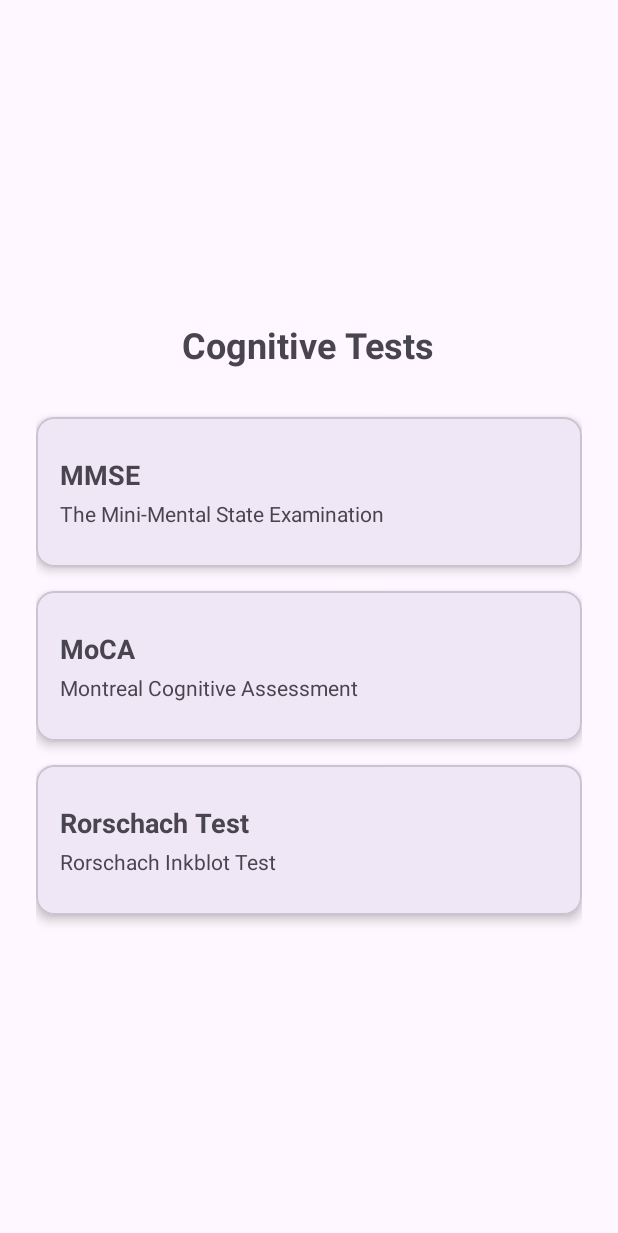
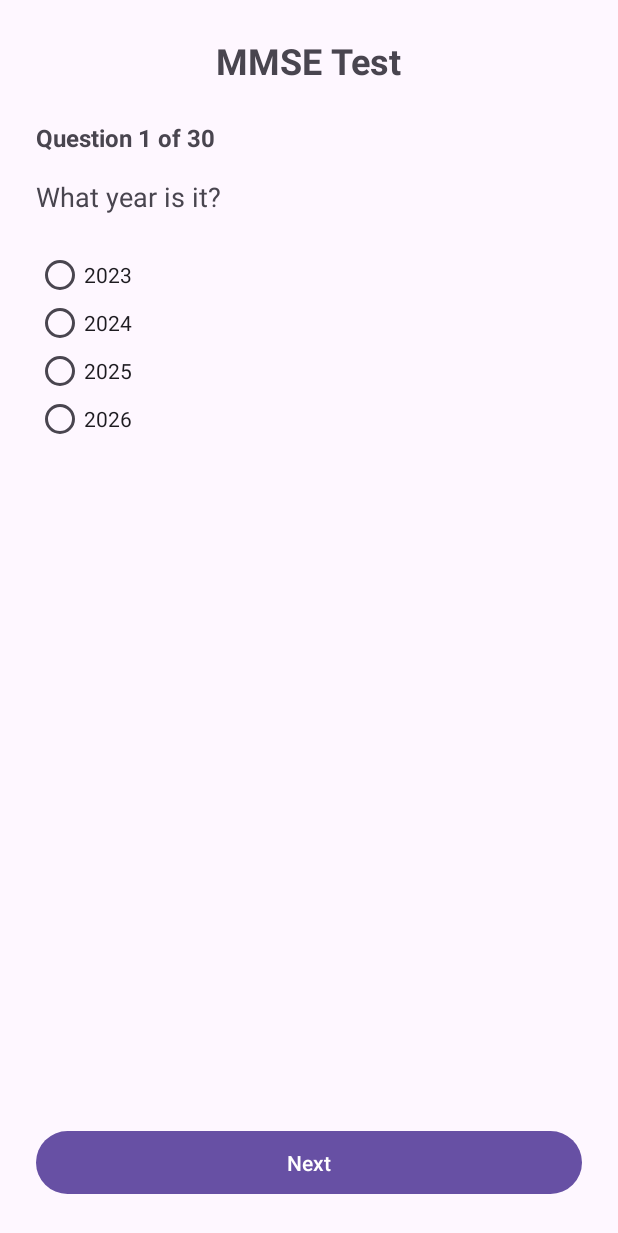
Before and after one commit to pradeepadm2017/cognitive-assistant, an Android app: the TestSelectionActivity screen opened directly, with no data from a screen before it, after a tap on "MMSE", on a phone screen of 412 x 824 dp. Shown: the top 1233 px of the screen. Run offline under Robolectric (Android 15) with nearby library versions, the phone set to English and light mode, and no system bars.

Commit message:
Implement MMSE cognitive test with full functionality
Features added:
- Complete MMSE test with 30 questions covering all domains
- Test data collection and scoring system
- Patient details display in test selection screen
- Doctor results view with detailed interpretations
- Score breakdown by cognitive domains
- 7-day data retention with automatic cleanup
- Navigation flow: Patient submits → returns to test selection
- Doctor access to view all test results with interpretations

MMSE domains covered:
- Orientation (time & place) - 10 points
- Registration - 3 points
- Attention & Calculation - 5 points
- Recall - 3 points
- Language - 9 points

Test interpretation:
- 24-30: Normal cognitive function
- 18-23: Mild cognitive impairment
- 10-17: Moderate cognitive impairment
- 0-9: Severe cognitive impairment

🤖 Generated with [Claude Code](https://claude.ai/code)

Co-Authored-By: Claude <noreply@anthropic.com>

```diff
--- /dev/null
+++ b/app/src/main/java/com/cognitiveassistant/MMSETestActivity.kt
@@ -0,0 +1,172 @@
+package com.cognitiveassistant
+
+import android.content.Intent
+import android.os.Bundle
+import android.widget.Button
+import android.widget.LinearLayout
+import android.widget.RadioButton
+import android.widget.RadioGroup
+import android.widget.TextView
+import android.widget.Toast
+import androidx.appcompat.app.AppCompatActivity
+import com.cognitiveassistant.data.TestResultsManager
+import com.cognitiveassistant.model.MMSEResult
+import java.util.UUID
+
+class MMSETestActivity : AppCompatActivity() {
+
+    private lateinit var patientId: String
+    private lateinit var patientName: String
+    private val answers = mutableMapOf<String, Any>()
+    private var currentQuestionIndex = 0
+    private val questions = listOf(
+        MMSEQuestion("orientation_year", "What year is it?", listOf("2023", "2024", "2025", "2026"), 2, 1),
+        MMSEQuestion("orientation_season", "What season is it?", listOf("Spring", "Summer", "Fall", "Winter"), -1, 1),
+        MMSEQuestion("orientation_date", "What is today's date?", listOf("Correct", "Incorrect"), 0, 1),
+        MMSEQuestion("orientation_day", "What day of the week is it?", listOf("Correct", "Incorrect"), 0, 1),
+        MMSEQuestion("orientation_month", "What month is it?", listOf("Correct", "Incorrect"), 0, 1),
+        MMSEQuestion("orientation_state", "What state are we in?", listOf("Correct", "Incorrect"), 0, 1),
+        MMSEQuestion("orientation_county", "What county are we in?", listOf("Correct", "Incorrect"), 0, 1),
+        MMSEQuestion("orientation_town", "What town/city are we in?", listOf("Correct", "Incorrect"), 0, 1),
+        MMSEQuestion("orientation_hospital", "What is the name of this hospital/clinic?", listOf("Correct", "Incorrect"), 0, 1),
+        MMSEQuestion("orientation_floor", "What floor are we on?", listOf("Correct", "Incorrect"), 0, 1),
+        MMSEQuestion("registration_apple", "I will name three objects. Please repeat: APPLE", listOf("Correct", "Incorrect"), 0, 1),
+        MMSEQuestion("registration_penny", "Second object: PENNY", listOf("Correct", "Incorrect"), 0, 1),
+        MMSEQuestion("registration_table", "Third object: TABLE", listOf("Correct", "Incorrect"), 0, 1),
+        MMSEQuestion("attention_serial7_1", "Subtract 7 from 100 (93)", listOf("Correct", "Incorrect"), 0, 1),
+        MMSEQuestion("attention_serial7_2", "Subtract 7 from 93 (86)", listOf("Correct", "Incorrect"), 0, 1),
+        MMSEQuestion("attention_serial7_3", "Subtract 7 from 86 (79)", listOf("Correct", "Incorrect"), 0, 1),
+        MMSEQuestion("attention_serial7_4", "Subtract 7 from 79 (72)", listOf("Correct", "Incorrect"), 0, 1),
+        MMSEQuestion("attention_serial7_5", "Subtract 7 from 72 (65)", listOf("Correct", "Incorrect"), 0, 1),
+        MMSEQuestion("recall_apple", "What was the first object I named earlier?", listOf("Apple", "Penny", "Table", "Don't remember"), 0, 1),
+        MMSEQuestion("recall_penny", "What was the second object?", listOf("Apple", "Penny", "Table", "Don't remember"), 1, 1),
+        MMSEQuestion("recall_table", "What was the third object?", listOf("Apple", "Penny", "Table", "Don't remember"), 2, 1),
+        MMSEQuestion("language_watch", "What is this object? (Show a watch)", listOf("Watch/Clock", "Other answer"), 0, 1),
+        MMSEQuestion("language_pencil", "What is this object? (Show a pencil)", listOf("Pencil/Pen", "Other answer"), 0, 1),
+        MMSEQuestion("language_repeat", "Repeat: 'No ifs, ands, or buts'", listOf("Correct", "Incorrect"), 0, 1),
+        MMSEQuestion("language_command_1", "Take the paper in your right hand", listOf("Correct", "Incorrect"), 0, 1),
+        MMSEQuestion("language_command_2", "Fold it in half", listOf("Correct", "Incorrect"), 0, 1),
+        MMSEQuestion("language_command_3", "Put it on the floor", listOf("Correct", "Incorrect"), 0, 1),
+        MMSEQuestion("language_read", "Read and obey: 'CLOSE YOUR EYES'", listOf("Correct", "Incorrect"), 0, 1),
+        MMSEQuestion("language_write", "Write a sentence", listOf("Complete sentence", "Incomplete/No sentence"), 0, 1),
+        MMSEQuestion("language_copy", "Copy this design (intersecting pentagons)", listOf("Correct", "Incorrect"), 0, 1)
+    )
+
+    private lateinit var questionTitle: TextView
+    private lateinit var questionText: TextView
+    private lateinit var answerGroup: RadioGroup
+    private lateinit var nextButton: Button
+    private lateinit var submitButton: Button
+
+    override fun onCreate(savedInstanceState: Bundle?) {
+        super.onCreate(savedInstanceState)
+        setContentView(R.layout.activity_mmse_test)
+
+        patientId = intent.getStringExtra("patient_id") ?: ""
+        patientName = intent.getStringExtra("patient_name") ?: ""
+
+        questionTitle = findViewById(R.id.questionTitle)
+        questionText = findViewById(R.id.questionText)
+        answerGroup = findViewById(R.id.answerGroup)
+        nextButton = findViewById(R.id.nextButton)
+        submitButton = findViewById(R.id.submitButton)
+
+        displayQuestion()
+
+        nextButton.setOnClickListener {
+            if (saveCurrentAnswer()) {
+                currentQuestionIndex++
+                if (currentQuestionIndex < questions.size) {
+                    displayQuestion()
+                } else {
+                    showSubmitButton()
+                }
+            } else {
+                Toast.makeText(this, "Please select an answer", Toast.LENGTH_SHORT).show()
+            }
+        }
+
+        submitButton.setOnClickListener {
+            submitTest()
+        }
+    }
+
+    private fun displayQuestion() {
+        val question = questions[currentQuestionIndex]
+        questionTitle.text = "Question ${currentQuestionIndex + 1} of ${questions.size}"
+        questionText.text = question.text
+
+        answerGroup.removeAllViews()
+        question.options.forEachIndexed { index, option ->
+            val radioButton = RadioButton(this)
+            radioButton.text = option
+            radioButton.id = index
+            answerGroup.addView(radioButton)
+        }
+
+        submitButton.visibility = Button.GONE
+        nextButton.visibility = Button.VISIBLE
+    }
+
+    private fun saveCurrentAnswer(): Boolean {
+        val selectedId = answerGroup.checkedRadioButtonId
+        if (selectedId == -1) return false
+
+        val question = questions[currentQuestionIndex]
+        answers[question.id] = selectedId
+        return true
+    }
+
+    private fun showSubmitButton() {
+        questionTitle.text = "Test Complete"
+        questionText.text = "You have completed all questions. Click Submit to finish the test."
+        answerGroup.removeAllViews()
+        nextButton.visibility = Button.GONE
+        submitButton.visibility = Button.VISIBLE
+    }
+
+    private fun submitTest() {
+        val totalScore = calculateScore()
+        val interpretation = TestResultsManager.calculateMMSEInterpretation(totalScore)
+
+        val result = MMSEResult(
+            testId = UUID.randomUUID().toString(),
+            patientId = patientId,
+            patientName = patientName,
+            answers = answers.toMap(),
+            totalScore = totalScore,
+            interpretation = interpretation
+        )
+
+        TestResultsManager.saveMMSEResult(result)
+
+        Toast.makeText(this, "Test completed! Score: $totalScore/30", Toast.LENGTH_LONG).show()
+
+        // Redirect back to test selection
+        val intent = Intent(this, TestSelectionActivity::class.java)
+        intent.putExtra("patient_id", patientId)
+        intent.putExtra("patient_name", patientName)
+        intent.flags = Intent.FLAG_ACTIVITY_CLEAR_TOP
+        startActivity(intent)
+        finish()
+    }
+
+    private fun calculateScore(): Int {
+        var score = 0
+        questions.forEach { question ->
+            val selectedAnswer = answers[question.id] as? Int ?: -1
+            if (selectedAnswer == question.correctAnswer) {
+                score += question.points
+            }
+        }
+        return score
+    }
+
+    data class MMSEQuestion(
+        val id: String,
+        val text: String,
+        val options: List<String>,
+        val correctAnswer: Int, // -1 means any answer is valid (subjective)
+        val points: Int
+    )
+}
--- a/app/src/main/java/com/cognitiveassistant/MainActivity.kt
+++ b/app/src/main/java/com/cognitiveassistant/MainActivity.kt
@@ -45,7 +45,9 @@ class MainActivity : AppCompatActivity() {
             if (isValid) {
                 val intent = when (userType) {
                     UserType.PATIENT -> Intent(this, PatientProfileActivity::class.java)
-                    UserType.DOCTOR -> Intent(this, TestSelectionActivity::class.java)
+                    UserType.DOCTOR -> Intent(this, TestSelectionActivity::class.java).apply {
+                        putExtra("is_doctor", true)
+                    }
                 }
                 startActivity(intent)
             } else {
--- a/app/src/main/java/com/cognitiveassistant/TestSelectionActivity.kt
+++ b/app/src/main/java/com/cognitiveassistant/TestSelectionActivity.kt
@@ -1,6 +1,8 @@
 package com.cognitiveassistant
 
+import android.content.Intent
 import android.os.Bundle
+import android.widget.TextView
 import android.widget.Toast
 import androidx.appcompat.app.AppCompatActivity
 import com.google.android.material.card.MaterialCardView
@@ -10,22 +12,49 @@ class TestSelectionActivity : AppCompatActivity() {
         super.onCreate(savedInstanceState)
         setContentView(R.layout.activity_test_selection)
 
+        val patientInfoText = findViewById<TextView>(R.id.patientInfoText)
+        val viewResultsCard = findViewById<MaterialCardView>(R.id.viewResultsCard)
         val mmseCard = findViewById<MaterialCardView>(R.id.mmseCard)
         val mocaCard = findViewById<MaterialCardView>(R.id.mocaCard)
         val rorschachCard = findViewById<MaterialCardView>(R.id.rorschachCard)
 
         val patientName = intent.getStringExtra("patient_name") ?: "User"
+        val patientId = intent.getStringExtra("patient_id") ?: ""
+        val isDoctor = intent.getBooleanExtra("is_doctor", false)
+
+        // Display patient details
+        if (patientName != "User" && patientId.isNotEmpty()) {
+            patientInfoText.text = "Patient: $patientName\nID: $patientId"
+            patientInfoText.visibility = TextView.VISIBLE
+        } else {
+            patientInfoText.visibility = TextView.GONE
+        }
+
+        // Show/hide results view for doctors
+        if (isDoctor) {
+            viewResultsCard.visibility = MaterialCardView.VISIBLE
+        } else {
+            viewResultsCard.visibility = MaterialCardView.GONE
+        }
+
+        viewResultsCard.setOnClickListener {
+            val intent = Intent(this, TestResultsActivity::class.java)
+            startActivity(intent)
+        }
 
         mmseCard.setOnClickListener {
-            Toast.makeText(this, "MMSE test selected for $patientName", Toast.LENGTH_SHORT).show()
+            val intent = Intent(this, MMSETestActivity::class.java)
+            intent.putExtra("patient_name", patientName)
+            intent.putExtra("patient_id", patientId)
+            startActivity(intent)
         }
 
         mocaCard.setOnClickListener {
-            Toast.makeText(this, "MoCA test selected for $patientName", Toast.LENGTH_SHORT).show()
+            Toast.makeText(this, "MoCA test selected for $patientName (Coming soon)", Toast.LENGTH_SHORT).show()
         }
 
         rorschachCard.setOnClickListener {
-            Toast.makeText(this, "Rorschach test selected for $patientName", Toast.LENGTH_SHORT).show()
+            Toast.makeText(this, "Rorschach test selected for $patientName (Coming soon)", Toast.LENGTH_SHORT).show()
         }
     }
 }
--- /dev/null
+++ b/app/src/main/res/layout/activity_mmse_test.xml
@@ -0,0 +1,80 @@
+<?xml version="1.0" encoding="utf-8"?>
+<LinearLayout xmlns:android="http://schemas.android.com/apk/res/android"
+    android:layout_width="match_parent"
+    android:layout_height="match_parent"
+    android:orientation="vertical"
+    android:padding="24dp">
+
+    <TextView
+        android:layout_width="wrap_content"
+        android:layout_height="wrap_content"
+        android:text="MMSE Test"
+        android:textSize="24sp"
+        android:textStyle="bold"
+        android:layout_gravity="center"
+        android:layout_marginBottom="24dp" />
+
+    <TextView
+        android:id="@+id/questionTitle"
+        android:layout_width="wrap_content"
+        android:layout_height="wrap_content"
+        android:text="Question 1 of 30"
+        android:textSize="16sp"
+        android:textStyle="bold"
+        android:layout_marginBottom="16dp" />
+
+    <ScrollView
+        android:layout_width="match_parent"
+        android:layout_height="0dp"
+        android:layout_weight="1">
+
+        <LinearLayout
+            android:layout_width="match_parent"
+            android:layout_height="wrap_content"
+            android:orientation="vertical">
+
+            <TextView
+                android:id="@+id/questionText"
+                android:layout_width="match_parent"
+                android:layout_height="wrap_content"
+                android:text="Question text will appear here"
+                android:textSize="18sp"
+                android:layout_marginBottom="24dp"
+                android:lineSpacingExtra="4dp" />
+
+            <RadioGroup
+                android:id="@+id/answerGroup"
+                android:layout_width="match_parent"
+                android:layout_height="wrap_content"
+                android:orientation="vertical">
+                <!-- Radio buttons will be added dynamically -->
+            </RadioGroup>
+
+        </LinearLayout>
+
+    </ScrollView>
+
+    <LinearLayout
+        android:layout_width="match_parent"
+        android:layout_height="wrap_content"
+        android:orientation="horizontal"
+        android:layout_marginTop="24dp">
+
+        <Button
+            android:id="@+id/nextButton"
+            android:layout_width="0dp"
+            android:layout_height="50dp"
+            android:layout_weight="1"
+            android:text="Next" />
+
+        <Button
+            android:id="@+id/submitButton"
+            android:layout_width="0dp"
+            android:layout_height="50dp"
+            android:layout_weight="1"
+            android:text="Submit Test"
+            android:visibility="gone" />
+
+    </LinearLayout>
+
+</LinearLayout>
```
Also changed, not shown: app/src/main/AndroidManifest.xml (+8 -0 lines), app/src/main/java/com/cognitiveassistant/TestResultsActivity.kt (added, +132 -0 lines), app/src/main/java/com/cognitiveassistant/data/TestResultsManager.kt (added, +43 -0 lines), app/src/main/java/com/cognitiveassistant/model/MMSEResult.kt (added, +14 -0 lines), app/src/main/res/layout/activity_test_results.xml (added, +48 -0 lines), app/src/main/res/layout/activity_test_selection.xml (+49 -1 lines).
